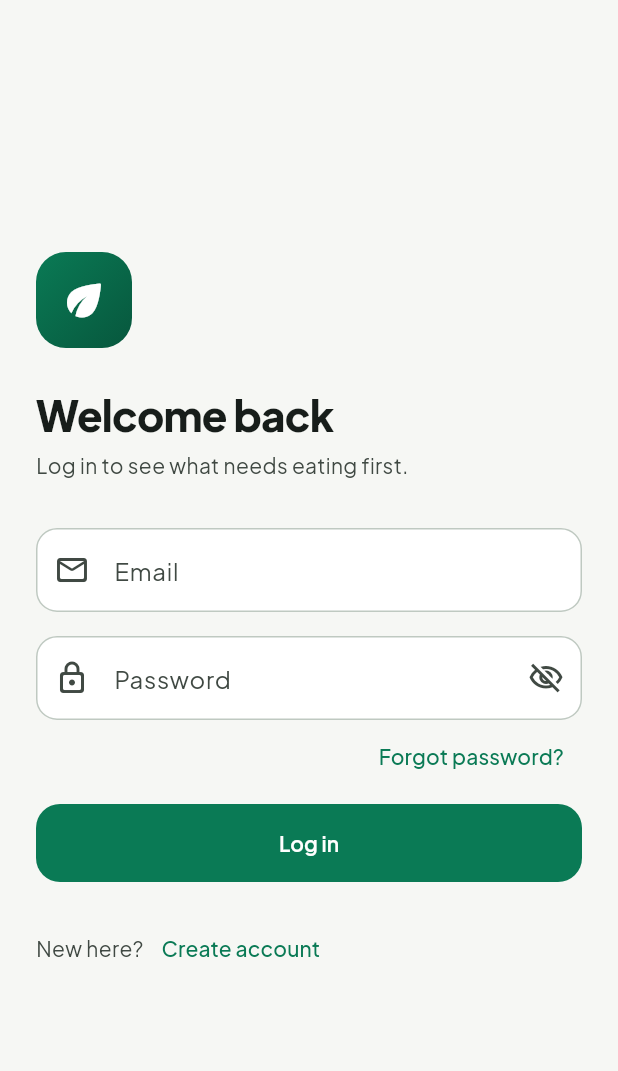
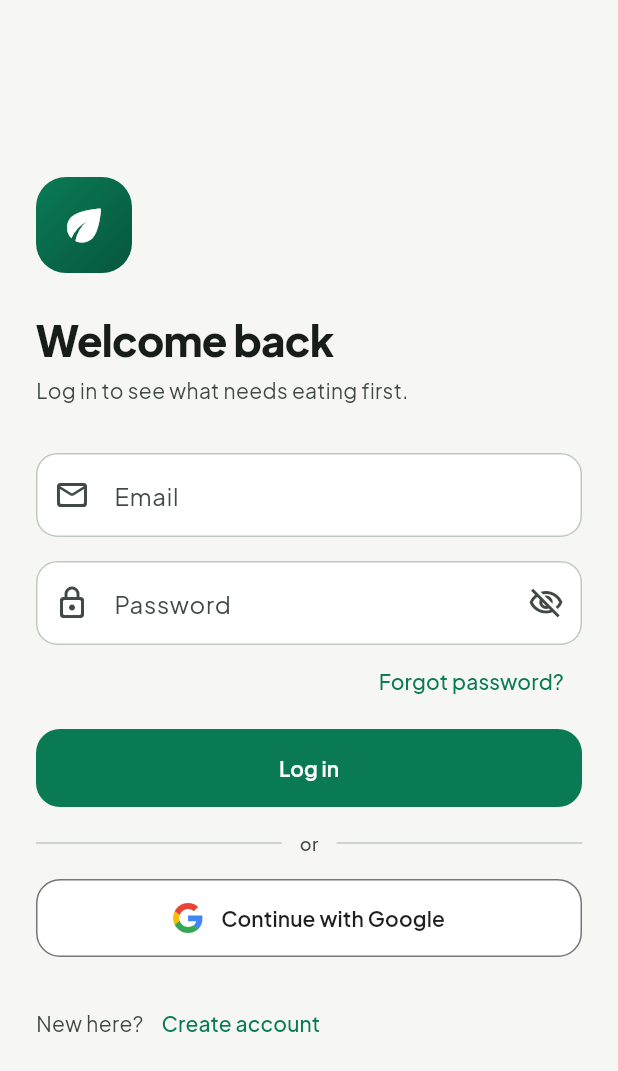
Before and after one commit to Wyper123/Food-Experation-Reminder-App, a Flutter app: the screen it shows after launch, on a phone screen of 412 x 824 dp. Shown: the top 1071 px of the screen. Run offline on Flutter 3.47's test engine with Material 3 defaults, Android fonts, the phone set to English and light mode, and no system bars; our stand-ins replace camera, firebase_auth, firebase_core, flutter_local_notifications, flutter_svg, flutter_timezone and 9 more; missing offline and left inert: google_mlkit_text_recognition; accounts and stored records are empty.

Commit message:
Continue with Google
Google sign-in on the login and create-account screens (Google-styled
button). First use creates the local profile and a personal kitchen;
later sign-ins reuse them. The account picker is not timed out. Google
accounts are told there is no app password to change. Uses the web
client from the updated google-services.json (registered SHA-1).

Co-Authored-By: Claude Opus 5.5 <noreply@anthropic.com>

```diff
--- a/lib/features/auth/presentation/screens/login_screen.dart
+++ b/lib/features/auth/presentation/screens/login_screen.dart
@@ -6,6 +6,7 @@ import 'package:food_expiration_reminder/core/widgets/custom_button.dart';
 import 'package:food_expiration_reminder/features/auth/presentation/controllers/session_controller.dart';
 import 'package:food_expiration_reminder/features/auth/presentation/screens/register_screen.dart';
 import 'package:food_expiration_reminder/features/auth/presentation/widgets/auth_form_field.dart';
+import 'package:food_expiration_reminder/features/auth/presentation/widgets/google_sign_in_button.dart';
 import 'package:food_expiration_reminder/features/auth/presentation/widgets/reset_password_sheet.dart';
 import 'package:provider/provider.dart';
 
@@ -21,6 +22,7 @@ class _LoginScreenState extends State<LoginScreen> {
   final _email = TextEditingController();
   final _password = TextEditingController();
   bool _submitting = false;
+  bool _googleBusy = false;
   String? _error;
 
   @override
@@ -49,6 +51,22 @@ class _LoginScreenState extends State<LoginScreen> {
     }
   }
 
+
+  Future<void> _continueWithGoogle() async {
+    setState(() {
+      _googleBusy = true;
+      _error = null;
+    });
+    try {
+      // StartupGate swaps in the app once signed in; backing out of the
+      // account picker simply leaves the login screen.
+      await context.read<SessionController>().signInWithGoogle();
+    } on AuthException catch (e) {
+      if (mounted) setState(() => _error = e.message);
+    } finally {
+      if (mounted) setState(() => _googleBusy = false);
+    }
+  }
 
   @override
   Widget build(BuildContext context) {
@@ -128,7 +146,14 @@ class _LoginScreenState extends State<LoginScreen> {
                     CustomButton(
                       label: 'Log in',
                       isLoading: _submitting,
-                      onPressed: _submit,
+                      onPressed: _googleBusy ? null : _submit,
+                    ),
+                    const SizedBox(height: 16),
+                    const OrDivider(),
+                    const SizedBox(height: 16),
+                    GoogleSignInButton(
+                      isLoading: _googleBusy,
+                      onPressed: _submitting ? null : _continueWithGoogle,
                     ),
                     const SizedBox(height: 20),
                     // Wraps instead of overflowing with large font sizes.
--- /dev/null
+++ b/lib/features/auth/presentation/widgets/google_sign_in_button.dart
@@ -0,0 +1,87 @@
+import 'package:flutter/material.dart';
+import 'package:flutter_svg/flutter_svg.dart';
+import 'package:food_expiration_reminder/core/constants/app_text_styles.dart';
+import 'package:food_expiration_reminder/core/widgets/skeleton_loader.dart';
+
+/// "Continue with Google", styled per Google's sign-in branding guidelines
+/// (neutral button, standard multicolour G).
+class GoogleSignInButton extends StatelessWidget {
+  const GoogleSignInButton({
+    super.key,
+    required this.onPressed,
+    this.isLoading = false,
+  });
+
+  final VoidCallback? onPressed;
+  final bool isLoading;
+
+  static const _logo = '''
+<svg xmlns="http://www.w3.org/2000/svg" viewBox="0 0 48 48">
+<path fill="#EA4335" d="M24 9.5c3.54 0 6.71 1.22 9.21 3.6l6.85-6.85C35.9 2.38 30.47 0 24 0 14.62 0 6.51 5.38 2.56 13.22l7.98 6.19C12.43 13.72 17.74 9.5 24 9.5z"/>
+<path fill="#4285F4" d="M46.98 24.55c0-1.57-.15-3.09-.38-4.55H24v9.02h12.94c-.58 2.96-2.26 5.48-4.78 7.18l7.73 6c4.51-4.18 7.09-10.36 7.09-17.65z"/>
+<path fill="#FBBC05" d="M10.53 28.59c-.48-1.45-.76-2.99-.76-4.59s.27-3.14.76-4.59l-7.98-6.19C.92 16.46 0 20.12 0 24c0 3.88.92 7.54 2.56 10.78l7.97-6.19z"/>
+<path fill="#34A853" d="M24 48c6.48 0 11.93-2.13 15.89-5.81l-7.73-6c-2.15 1.45-4.92 2.3-8.16 2.3-6.26 0-11.57-4.22-13.47-9.91l-7.98 6.19C6.51 42.62 14.62 48 24 48z"/>
+</svg>''';
+
+  @override
+  Widget build(BuildContext context) {
+    if (isLoading) {
+      return const SkeletonLoader(
+        child: SkeletonBox(width: double.infinity, height: 52, radius: 16),
+      );
+    }
+    final dark = Theme.of(context).brightness == Brightness.dark;
+    // Google's specified neutral colours for light and dark themes.
+    final background = dark ? const Color(0xFF131314) : Colors.white;
+    final border = dark ? const Color(0xFF8E918F) : const Color(0xFF747775);
+    final text = dark ? const Color(0xFFE3E3E3) : const Color(0xFF1F1F1F);
+    return OutlinedButton(
+      onPressed: onPressed,
+      style: OutlinedButton.styleFrom(
+        minimumSize: const Size(double.infinity, 52),
+        backgroundColor: background,
+        foregroundColor: text,
+        side: BorderSide(color: border),
+        shape: RoundedRectangleBorder(borderRadius: BorderRadius.circular(16)),
+      ),
+      child: Row(
+        mainAxisSize: MainAxisSize.min,
+        children: [
+          SvgPicture.string(_logo, width: 20, height: 20),
+          const SizedBox(width: 12),
+          Flexible(
+            child: Text(
+              'Continue with Google',
+              maxLines: 1,
+              overflow: TextOverflow.ellipsis,
+              style: AppTextStyles.subtitle.copyWith(color: text),
+            ),
+          ),
+        ],
+      ),
+    );
+  }
+}
+
+/// "──── or ────" between sign-in methods.
+class OrDivider extends StatelessWidget {
+  const OrDivider({super.key});
+
+  @override
+  Widget build(BuildContext context) {
+    final cs = Theme.of(context).colorScheme;
+    return Row(
+      children: [
+        const Expanded(child: Divider()),
+        Padding(
+          padding: const EdgeInsets.symmetric(horizontal: 12),
+          child: Text(
+            'or',
+            style: AppTextStyles.caption.copyWith(color: cs.onSurfaceVariant),
+          ),
+        ),
+        const Expanded(child: Divider()),
+      ],
+    );
+  }
+}
--- a/pubspec.yaml
+++ b/pubspec.yaml
@@ -52,6 +52,7 @@ dependencies:
 
   # State management
   provider: ^6.1.5+1
+  google_sign_in: ^7.2.0
 
 dev_dependencies:
   flutter_test:
```
Also changed, not shown: lib/features/auth/data/auth_service.dart (+49 -1 lines), lib/features/auth/presentation/controllers/session_controller.dart (+10 -0 lines), lib/features/auth/presentation/screens/register_screen.dart (+29 -1 lines), pubspec.lock, 5 other files.
